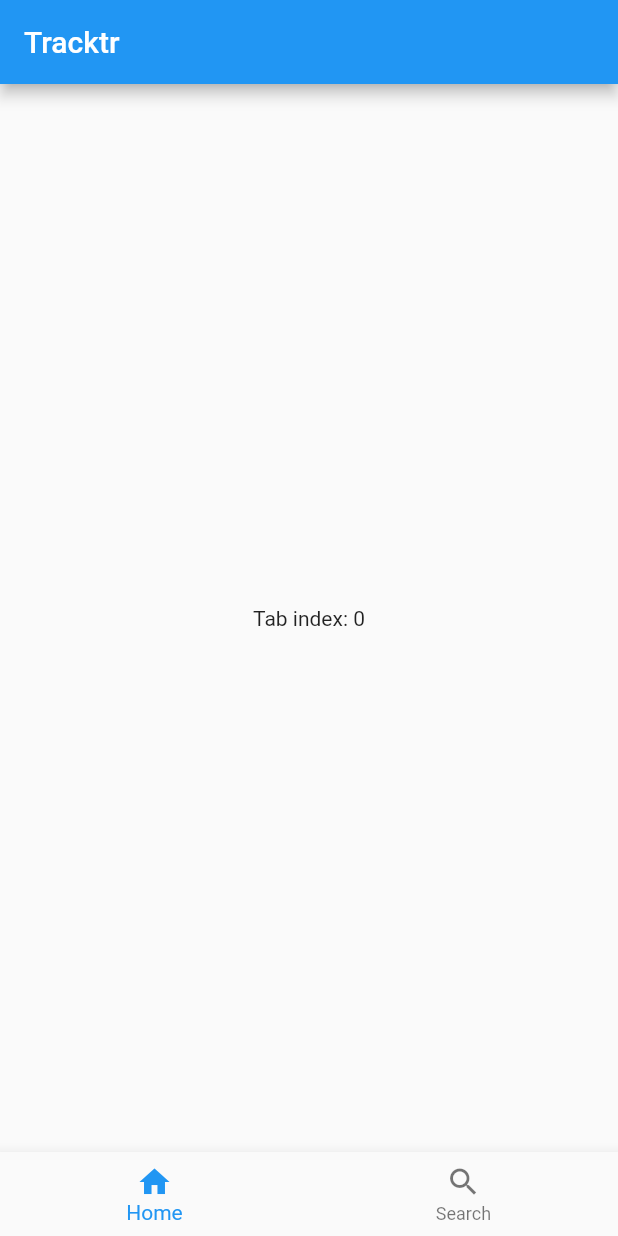
After one commit to Tracktr/flutter_experiment, a Flutter app: the screen it shows after launch, on a phone screen of 412 x 824 dp. The commit adds this screen. Run offline on Flutter 3.47's test engine with Material 2 defaults, Android fonts, the phone set to English and light mode, and no system bars.

Commit message:
edit scenes

```diff
--- /dev/null
+++ b/lib/app/app_scene.dart
@@ -0,0 +1,14 @@
+import 'package:flutter/material.dart';
+import 'package:flutter_experiment/app/root_scene.dart';
+
+class AppScene extends StatelessWidget {
+  const AppScene({super.key});
+
+  @override
+  Widget build(BuildContext context) {
+    return const MaterialApp(
+      title: "Tracktr",
+      home: RootScene(),
+    );
+  }
+}
--- /dev/null
+++ b/lib/app/root_scene.dart
@@ -0,0 +1,42 @@
+import 'package:flutter/material.dart';
+
+class RootScene extends StatefulWidget {
+  const RootScene({super.key});
+
+  @override
+  State<RootScene> createState() => _RootSceneState();
+}
+
+class _RootSceneState extends State<RootScene> {
+  int _tabIndex = 0;
+
+  @override
+  Widget build(BuildContext context) {
+    return Scaffold(
+      appBar: AppBar(
+        title: const Text("Tracktr"),
+      ),
+      body: Center(
+        child: Text("Tab index: $_tabIndex"),
+      ),
+      bottomNavigationBar: BottomNavigationBar(
+        currentIndex: _tabIndex,
+        onTap: (int index) {
+          setState(() {
+            _tabIndex = index;
+          });
+        },
+        items: const [
+          BottomNavigationBarItem(
+            icon: Icon(Icons.home),
+            label: "Home",
+          ),
+          BottomNavigationBarItem(
+            icon: Icon(Icons.search),
+            label: "Search",
+          ),
+        ],
+      ),
+    );
+  }
+}
```
Also changed, not shown: lib/main.dart (+3 -111 lines).
